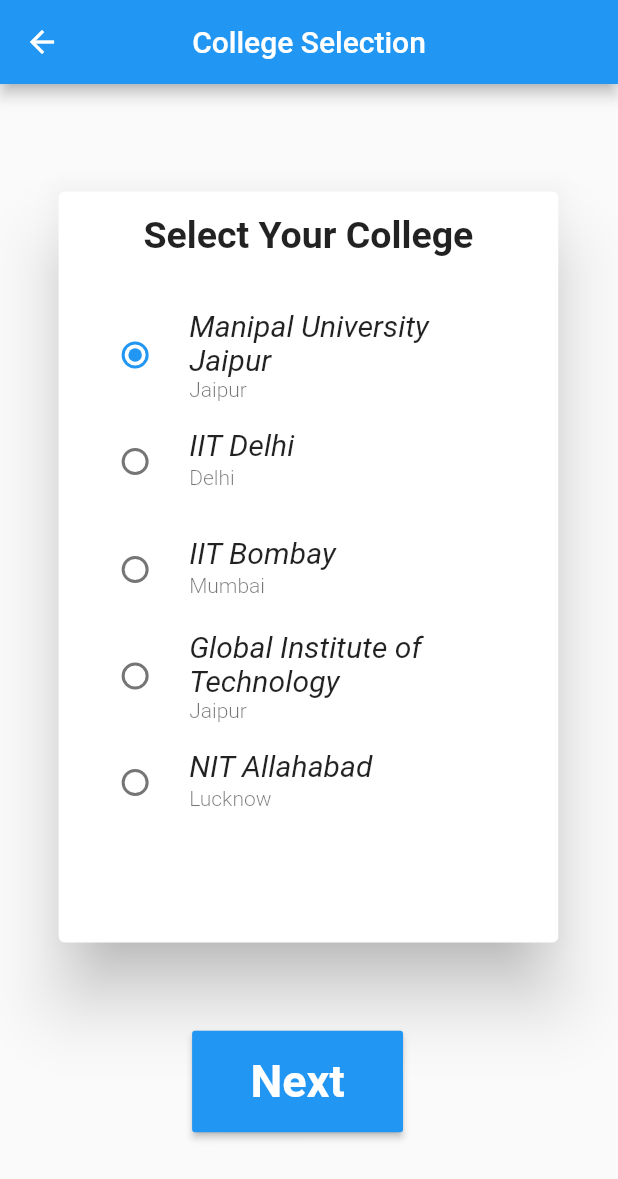
After one commit to pratikjain04/GIT-Hackathon, a Flutter app: the CollegeSelection screen opened by its route, on a phone screen of 412 x 824 dp. The commit adds this screen. Shown: the top 1179 px of the screen. Run offline on Flutter 3.47's test engine with Material 2 defaults, Android fonts, the phone set to English and light mode, and no system bars; our stand-ins replace cloud_firestore; accounts and stored records are empty.

Commit message:
Add a college selection screen
Signed-off-by: ateek-ujjawal <ateekujjawal@gmail.com>

```diff
--- /dev/null
+++ b/idky/lib/Home/CollegeSelection.dart
@@ -0,0 +1,111 @@
+import 'package:flutter/material.dart';
+
+class CollegeSelection extends StatefulWidget {
+  @override
+  _CollegeSelectionState createState() => new _CollegeSelectionState();
+}
+
+class _CollegeSelectionState extends State<CollegeSelection> {
+
+  int _isChecked = 0;
+  List<String> colleges = ['Manipal University Jaipur', 'IIT Delhi', 'IIT Bombay', 'Global Institute of Technology', 'NIT Allahabad'];
+  List<String> cities = ['Jaipur', 'Delhi', 'Mumbai', 'Jaipur', 'Lucknow'];
+
+  void _onChanged(int index) {
+    setState(() {
+      _isChecked = index;
+    });
+  }
+
+  @override
+  Widget build(BuildContext context) {
+    double uni_height = MediaQuery.of(context).size.height;
+    double uni_width = MediaQuery.of(context).size.width;
+    return Scaffold(
+      appBar: AppBar(
+        centerTitle: true,
+        title: Text('College Selection'),
+      ),
+      body: Column(
+        crossAxisAlignment: CrossAxisAlignment.center,
+        children: <Widget>[
+          Padding(
+            padding: EdgeInsets.only(left: uni_width / 11.74, top: uni_height / 12.18),
+            child: Container(
+              height: uni_height / 1.62,
+              width: uni_width / 1.208,
+              child: Card(
+                elevation: 20.0,
+                child: Padding(
+                  padding: EdgeInsets.all(15.0),
+                  child: Column(
+                    crossAxisAlignment: CrossAxisAlignment.center,
+                    children: <Widget>[
+                      Text(
+                        'Select Your College',
+                        style: TextStyle(
+                          fontSize: 25.0,
+                          fontWeight: FontWeight.bold
+                        ),
+                      ),
+                      Expanded(
+                        child: Padding(
+                          padding: EdgeInsets.only(top: 30.0),
+                          child: ListView.builder(
+                            shrinkWrap: true,
+                            itemCount: 5,
+                            itemBuilder: (BuildContext context, int index) {
+                              return RadioListTile(
+                                title: Text(
+                                  colleges[index],
+                                  style: TextStyle(
+                                    fontSize: 20.0,
+                                    fontStyle: FontStyle.italic
+                                  ),
+                                ),
+                                subtitle: Text(
+                                  cities[index],
+                                  style: TextStyle(
+                                    fontWeight: FontWeight.w300
+                                  ),
+                                ),
+                                value: index,
+                                groupValue: _isChecked,
+                                onChanged: _onChanged,
+                              );
+                            }
+                          ),
+                        ),
+                      )
+                    ],
+                  ),
+                ),
+              ),
+            ),
+          ),
+          Padding(
+            padding: EdgeInsets.only(top: uni_height / 15, left: uni_width / 20),
+            child: Container(
+              height: uni_height / 12.183,
+              width: uni_width / 2.93,
+              child: RaisedButton(
+                onPressed: (){
+                  Navigator.of(context).pushNamedAndRemoveUntil('/HomePage', (Route<dynamic> route) => false);
+                },
+                color: Colors.blue,
+                child: Text(
+                  'Next',
+                  style: TextStyle(
+                    color: Colors.white,
+                    fontWeight: FontWeight.w700,
+                    fontSize: 30.0
+                  ),
+                ),
+              ),
+            ),
+          )
+        ],
+      ),
+    );
+  }
+}
--- a/idky/lib/SplashScreen/pages.dart
+++ b/idky/lib/SplashScreen/pages.dart
@@ -113,7 +113,7 @@ class Page extends StatelessWidget {
                                 ),
                                 onPressed: () {
                                   Navigator.of(context).pushNamedAndRemoveUntil(
-                                      '/SignIn', (Route<dynamic> route) => false);
+                                      '/CollegeSelection', (Route<dynamic> route) => false);
                                 }),
                           )
                         : Container(),
--- a/idky/lib/main.dart
+++ b/idky/lib/main.dart
@@ -2,11 +2,13 @@ import 'package:flutter/material.dart';
 import 'SplashScreen/splash_screen.dart';
 import 'Home/HomePage.dart';
 import 'SignIn/signin.dart';
+import 'Home/CollegeSelection.dart';
 
 void main() => runApp(MaterialApp(
     home: new SplashScreen(),
     routes: <String, WidgetBuilder>{
       '/HomePage': (BuildContext context) => new HomePage(),
       '/SignIn': (BuildContext context) => new SignIn(),
+      '/CollegeSelection': (BuildContext context) => new CollegeSelection()
     },
 ));
```
